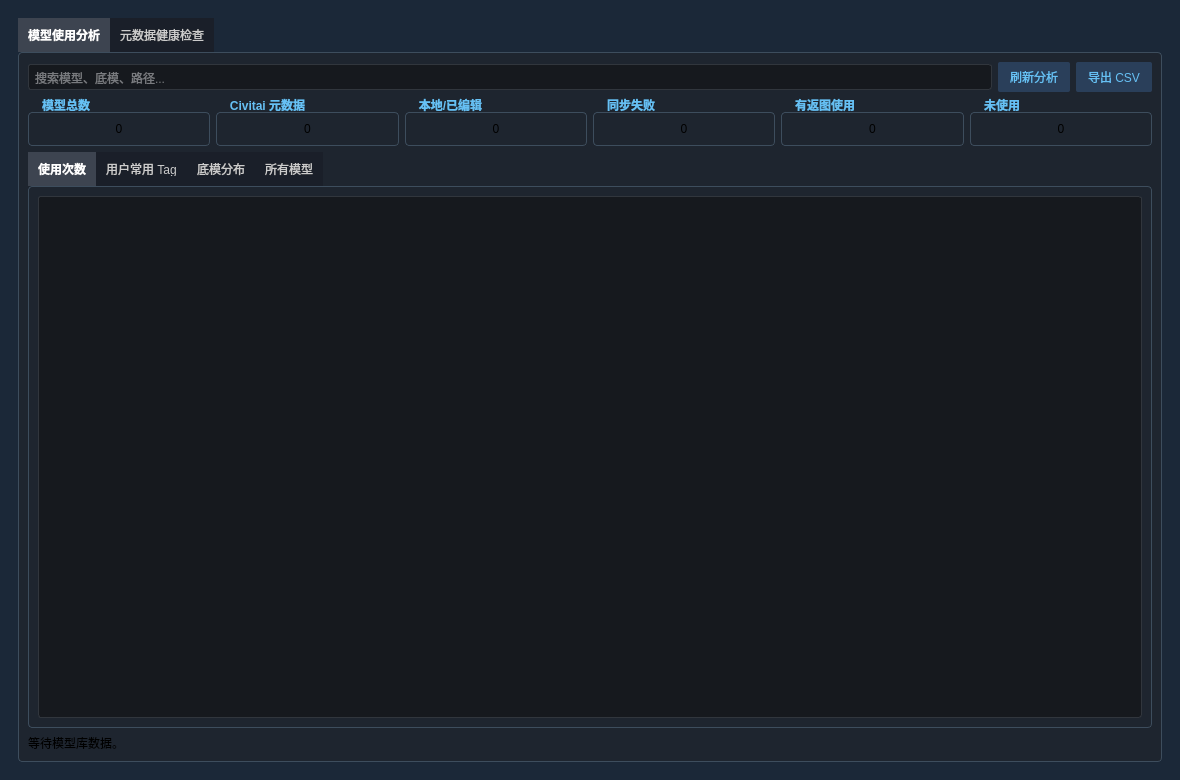
First picture: the form in usageanalysiswidget.ui, repository hanbinhsh/SD-LoRA-Manager, before the edit.
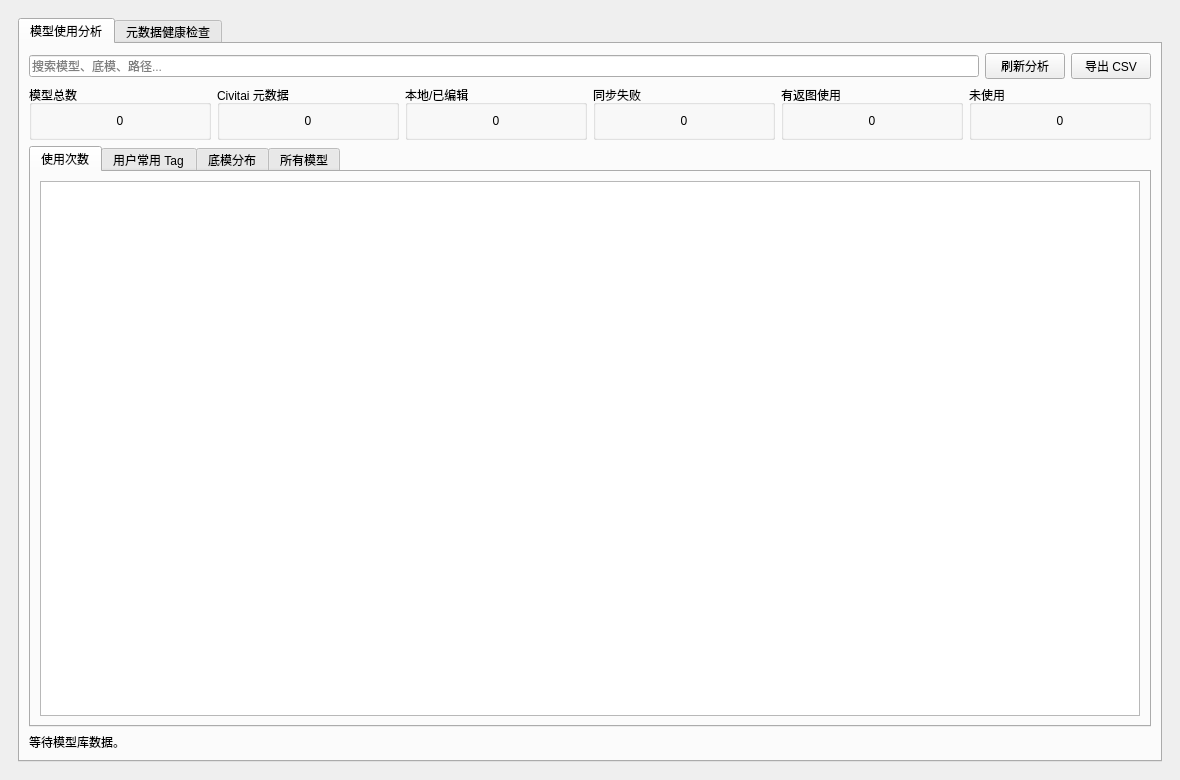
Second picture: the form after the edit.

What changed in the file:
```diff
--- a/usageanalysiswidget.ui
+++ b/usageanalysiswidget.ui
@@ -10,102 +10,6 @@
     <height>780</height>
    </rect>
   </property>
-  <property name="styleSheet">
-   <string notr="true">QWidget#UsageAnalysisWidget { background-color: #1b2838; color: #dcdedf; }
-QTabWidget::pane {
-    border: 1px solid #3d4d5d;
-    background-color: #1e252f;
-    border-radius: 4px;
-}
-QTabBar { background-color: #1a1f29; }
-QTabBar::tab {
-    background: #1a1f29;
-    color: #ccc;
-    padding: 10px;
-}
-QTabBar::tab:selected {
-    background: #3d4450;
-    color: #fff;
-    font-weight: bold;
-}
-QGroupBox {
-    border: 1px solid #3d4d5d;
-    background-color: #1e252f;
-    border-radius: 4px;
-    margin-top: 14px;
-    font-weight: bold;
-    color: #66c0f4;
-}
-QGroupBox::title {
-    subcontrol-origin: margin;
-    left: 8px;
-    padding: 0 4px;
-}
-QLineEdit, QTableWidget {
-    background-color: #16191e;
-    border: 1px solid #31363d;
-    color: #dcdedf;
-    border-radius: 3px;
-    padding: 4px;
-}
-QPushButton {
-    background-color: #2a3f5a;
-    border-radius: 2px;
-    color: #66c0f4;
-    border: none;
-    padding: 6px 12px;
-}
-QPushButton:hover { background-color: #3d5677; color: #ffffff; }
-QPushButton:disabled { background-color: #2a3038; color: #7f8791; }
-QHeaderView::section {
-    background-color: #212831;
-    color: #dcdedf;
-    padding: 6px;
-    border: none;
-    border-right: 1px solid #31363d;
-}
-QTableWidget {
-    gridline-color: #31363d;
-    selection-background-color: #2a475e;
-    selection-color: #ffffff;
-}
-QProgressBar {
-    background: #111a26;
-    border: 1px solid #3d4d5d;
-    border-radius: 4px;
-    color: #dcdedf;
-    text-align: center;
-}
-QProgressBar::chunk { background: #66c0f4; border-radius: 3px; }
-QScrollBar:vertical {
-    background: #12161c;
-    width: 4px;
-    margin: 2px 0 2px 0;
-    border-radius: 2px;
-}
-QScrollBar::handle:vertical {
-    background: #3a4654;
-    min-height: 24px;
-    border-radius: 2px;
-}
-QScrollBar::handle:vertical:hover { background: #4b5a6b; }
-QScrollBar::add-line:vertical, QScrollBar::sub-line:vertical { height: 0px; }
-QScrollBar::add-page:vertical, QScrollBar::sub-page:vertical { background: transparent; }
-QScrollBar:horizontal {
-    background: #12161c;
-    height: 4px;
-    margin: 0 2px 0 2px;
-    border-radius: 2px;
-}
-QScrollBar::handle:horizontal {
-    background: #3a4654;
-    min-width: 24px;
-    border-radius: 2px;
-}
-QScrollBar::handle:horizontal:hover { background: #4b5a6b; }
-QScrollBar::add-line:horizontal, QScrollBar::sub-line:horizontal { width: 0px; }
-QScrollBar::add-page:horizontal, QScrollBar::sub-page:horizontal { background: transparent; }</string>
-  </property>
   <layout class="QVBoxLayout" name="verticalLayout">
    <property name="leftMargin">
     <number>18</number>
```
